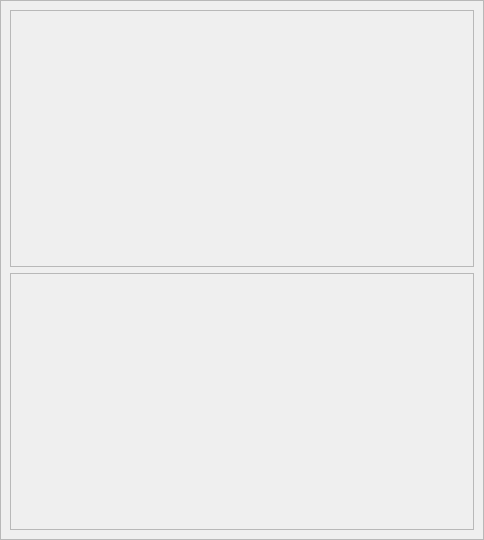
Qt form src/gamehud.ui (Zugzwangs/Gomina) before a commit.
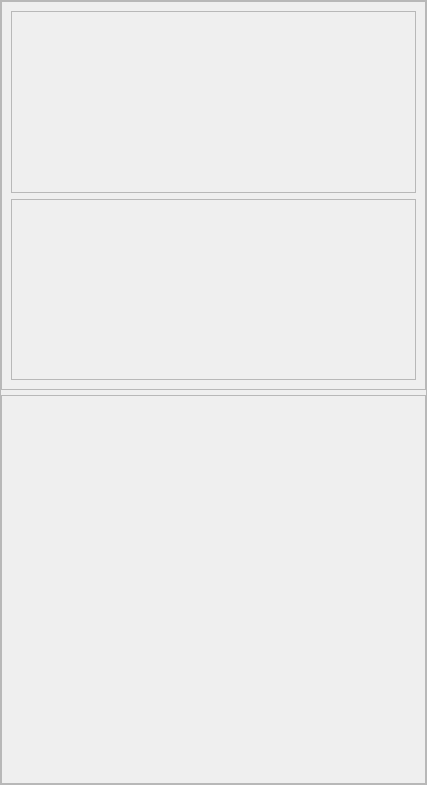
The same form after that commit. Custom widgets are drawn as their Qt base class.

Commit message: new form and class files to handle Hud part

Patch:
```diff
--- a/src/gamehud.ui
+++ b/src/gamehud.ui
@@ -6,8 +6,8 @@
    <rect>
     <x>0</x>
     <y>0</y>
-    <width>484</width>
-    <height>540</height>
+    <width>427</width>
+    <height>785</height>
    </rect>
   </property>
   <property name="windowTitle">
@@ -21,11 +21,26 @@
     <rect>
      <x>0</x>
      <y>0</y>
-     <width>482</width>
-     <height>538</height>
+     <width>425</width>
+     <height>783</height>
     </rect>
    </property>
    <layout class="QVBoxLayout" name="verticalLayout">
+    <property name="spacing">
+     <number>5</number>
+    </property>
+    <property name="leftMargin">
+     <number>0</number>
+    </property>
+    <property name="topMargin">
+     <number>0</number>
+    </property>
+    <property name="rightMargin">
+     <number>0</number>
+    </property>
+    <property name="bottomMargin">
+     <number>0</number>
+    </property>
     <item>
      <widget class="QFrame" name="frame">
       <property name="frameShape">
@@ -34,6 +49,42 @@
       <property name="frameShadow">
        <enum>QFrame::Raised</enum>
       </property>
+      <layout class="QVBoxLayout" name="verticalLayout_2">
+       <item>
+        <widget class="PlayerHud" name="scrollArea">
+         <property name="widgetResizable">
+          <bool>true</bool>
+         </property>
+         <widget class="QWidget" name="scrollAreaWidgetContents_2">
+          <property name="geometry">
+           <rect>
+            <x>0</x>
+            <y>0</y>
+            <width>399</width>
+            <height>177</height>
+           </rect>
+          </property>
+         </widget>
+        </widget>
+       </item>
+       <item>
+        <widget class="PlayerHud" name="scrollArea_2">
+         <property name="widgetResizable">
+          <bool>true</bool>
+         </property>
+         <widget class="QWidget" name="scrollAreaWidgetContents_3">
+          <property name="geometry">
+           <rect>
+            <x>0</x>
+            <y>0</y>
+            <width>399</width>
+            <height>177</height>
+           </rect>
+          </property>
+         </widget>
+        </widget>
+       </item>
+      </layout>
      </widget>
     </item>
     <item>
@@ -44,11 +95,34 @@
       <property name="frameShadow">
        <enum>QFrame::Raised</enum>
       </property>
+      <layout class="QVBoxLayout" name="verticalLayout_3">
+       <item>
+        <spacer name="verticalSpacer">
+         <property name="orientation">
+          <enum>Qt::Vertical</enum>
+         </property>
+         <property name="sizeHint" stdset="0">
+          <size>
+           <width>20</width>
+           <height>362</height>
+          </size>
+         </property>
+        </spacer>
+       </item>
+      </layout>
      </widget>
     </item>
    </layout>
   </widget>
  </widget>
+ <customwidgets>
+  <customwidget>
+   <class>PlayerHud</class>
+   <extends>QScrollArea</extends>
+   <header location="global">playerhud.h</header>
+   <container>1</container>
+  </customwidget>
+ </customwidgets>
  <resources/>
  <connections/>
 </ui>
```
The commit also changes 15 other files.
